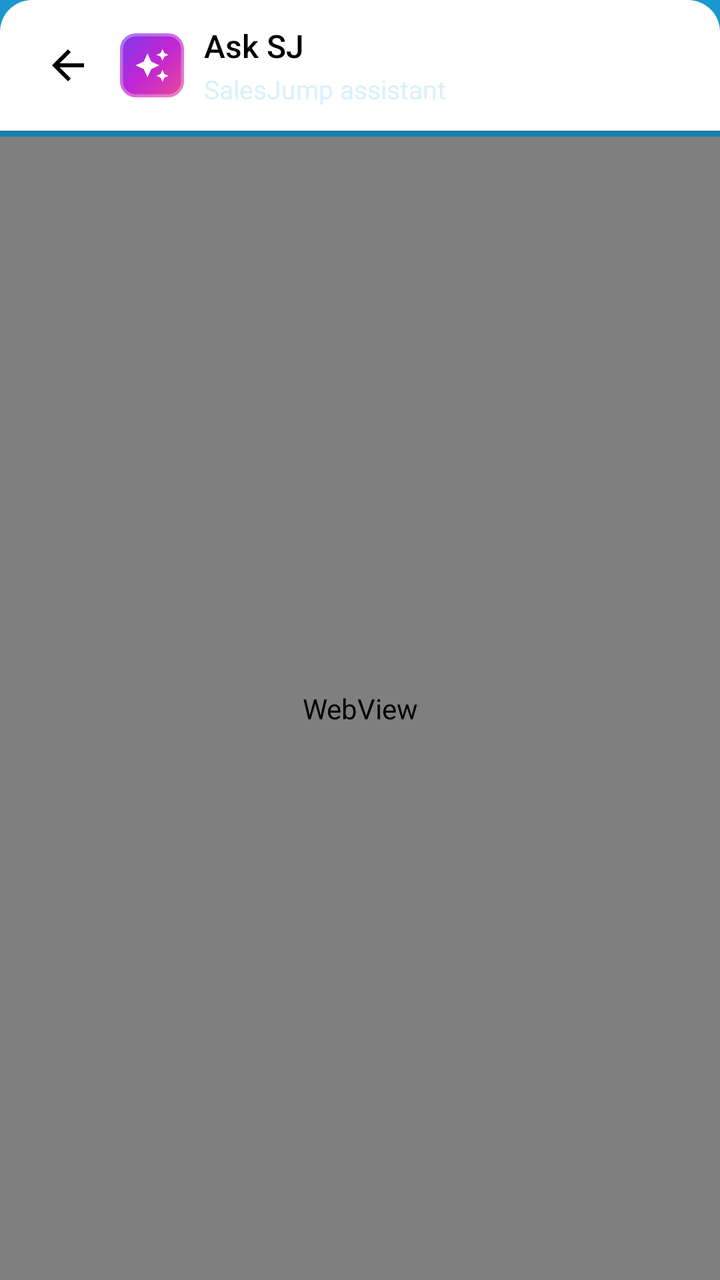
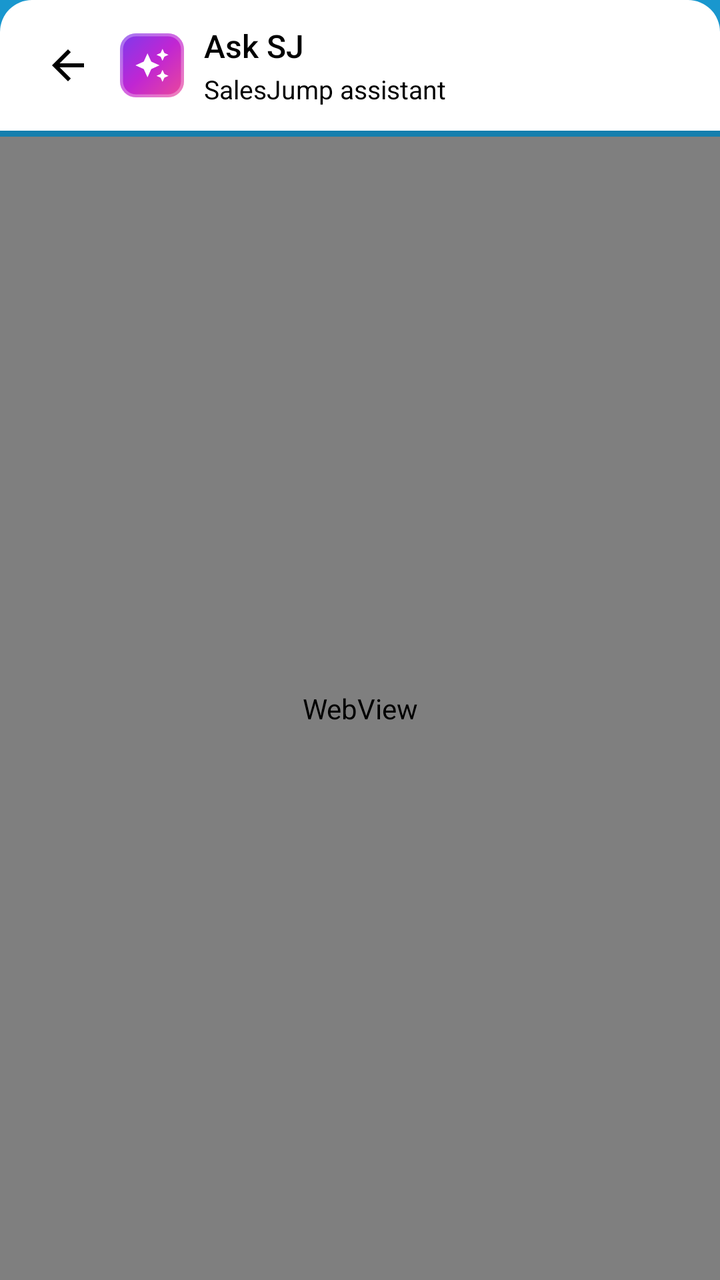

An Android layout rendered at two revisions. The XML below is the earlier revision; the diff shows what the commit changed to produce the second picture.
<!-- AndroidManifest.xml: fallback theme Theme.MaterialComponents.DayNight.NoActionBar -->
<!-- res/layout/fieldcopilot_dialog.xml -->
<?xml version="1.0" encoding="utf-8"?>
<LinearLayout xmlns:android="http://schemas.android.com/apk/res/android"
    android:layout_width="match_parent"
    android:layout_height="match_parent"
    android:background="@color/fieldcopilot_accent"
    android:orientation="vertical">

    <LinearLayout
        android:layout_width="match_parent"
        android:layout_height="wrap_content"
        android:background="@drawable/fieldcopilot_bg_header"
        android:gravity="center_vertical"
        android:orientation="horizontal"
        android:paddingStart="16dp"
        android:paddingTop="12dp"
        android:paddingEnd="8dp"
        android:paddingBottom="12dp">

        <ImageView
            android:id="@+id/iv_back"
            android:layout_width="36dp"
            android:layout_height="36dp"
            android:background="?attr/selectableItemBackgroundBorderless"
            android:contentDescription="@string/fieldcopilot_back"
            android:padding="6dp"
            android:src="@drawable/fieldcopilot_ic_back"
            android:tint="@android:color/black" />

        <ImageView
            android:layout_width="32dp"
            android:layout_height="32dp"
            android:layout_marginStart="8dp"
            android:contentDescription="@null"
            android:src="@drawable/fieldcopilot_sj_ai_icon" />

        <LinearLayout
            android:layout_width="0dp"
            android:layout_height="wrap_content"
            android:layout_marginStart="10dp"
            android:layout_weight="1"
            android:orientation="vertical">

            <TextView
                android:layout_width="wrap_content"
                android:layout_height="wrap_content"
                android:fontFamily="sans-serif-medium"
                android:text="@string/fieldcopilot_title"
                android:textColor="@android:color/black"
                android:textSize="16sp" />

            <TextView
                android:layout_width="wrap_content"
                android:layout_height="wrap_content"
                android:layout_marginTop="2dp"
                android:text="@string/fieldcopilot_subtitle"
                android:textColor="@color/fieldcopilot_header_subtitle"
                android:tint="@android:color/black"
                android:textSize="13sp" />
        </LinearLayout>

    </LinearLayout>

    <ProgressBar
        android:id="@+id/progress_bar"
        style="@style/Widget.AppCompat.ProgressBar.Horizontal"
        android:layout_width="match_parent"
        android:layout_height="3dp"
        android:indeterminate="false"
        android:max="100"
        android:progressTint="@color/fieldcopilot_accent" />

    <WebView
        android:id="@+id/web_view"
        android:layout_width="match_parent"
        android:layout_height="0dp"
        android:layout_weight="1"
        android:background="@color/fieldcopilot_surface" />
</LinearLayout>
<!-- resources referenced by this layout -->
<resources>
  <color name="fieldcopilot_accent">#1997CE</color>
  <color name="fieldcopilot_header_subtitle">#D9F1FC</color>
  <color name="fieldcopilot_surface">#FFFFFF</color>
  <!-- drawable fieldcopilot_bg_header (drawable) -->
  <?xml version="1.0" encoding="utf-8"?>
  <shape xmlns:android="http://schemas.android.com/apk/res/android"
      android:shape="rectangle">
      <solid android:color="#FFFF" />
      <corners
          android:topLeftRadius="16dp"
          android:topRightRadius="16dp" />
  </shape>
  <!-- drawable fieldcopilot_ic_back (drawable) -->
  <vector xmlns:android="http://schemas.android.com/apk/res/android"
      android:width="24dp"
      android:height="24dp"
      android:viewportWidth="24"
      android:viewportHeight="24">
      <path
          android:fillColor="#FFFFFFFF"
          android:pathData="M20,11H7.83l5.59,-5.59L12,4l-8,8 8,8 1.41,-1.41L7.83,13H20z" />
  </vector>
  <!-- drawable fieldcopilot_sj_ai_icon (drawable) -->
  <?xml version="1.0" encoding="utf-8"?>
  <vector xmlns:android="http://schemas.android.com/apk/res/android"
      xmlns:aapt="http://schemas.android.com/aapt"
      android:width="32dp"
      android:height="32dp"
      android:viewportWidth="32"
      android:viewportHeight="32">
  
      
      <path android:pathData="M8,0H24A8,8 0 0 1 32,8V24A8,8 0 0 1 24,32H8A8,8 0 0 1 0,24V8A8,8 0 0 1 8,0Z">
          <aapt:attr name="android:fillColor">
              <gradient
                  android:type="linear"
                  android:startX="0"
                  android:startY="0"
                  android:endX="32"
                  android:endY="32">
                  <item android:color="#7C3AED" android:offset="0.0" />
                  <item android:color="#C026D3" android:offset="0.5" />
                  <item android:color="#EC4899" android:offset="1.0" />
              </gradient>
          </aapt:attr>
      </path>
  
      
      <path
          android:pathData="M8,0.75H24A7.25,7.25 0 0 1 31.25,8V24A7.25,7.25 0 0 1 24,31.25H8A7.25,7.25 0 0 1 0.75,24V8A7.25,7.25 0 0 1 8,0.75Z"
          android:strokeColor="#4DFFFFFF"
          android:strokeWidth="1.5" />
  
      
      <path
          android:fillColor="#FFFFFF"
          android:pathData="M21.25,13.75L22.1875,11.6875L24.25,10.75L22.1875,9.8125L21.25,7.75L20.3125,9.8125L18.25,10.75L20.3125,11.6875Z" />
  
      
      <path
          android:fillColor="#FFFFFF"
          android:pathData="M15.625,14.125L13.75,10L11.875,14.125L7.75,16L11.875,17.875L13.75,22L15.625,17.875L19.75,16Z" />
  
      
      <path
          android:fillColor="#FFFFFF"
          android:pathData="M21.25,18.25L20.3125,20.3125L18.25,21.25L20.3125,22.1875L21.25,24.25L22.1875,22.1875L24.25,21.25L22.1875,20.3125Z" />
  
  </vector>
  <string name="fieldcopilot_back">Back</string>
  <string name="fieldcopilot_subtitle">SalesJump assistant</string>
  <string name="fieldcopilot_title">Ask SJ</string>
</resources>

<!-- the commit's change to res/layout/fieldcopilot_dialog.xml (unified diff, before → after) -->
@@ -53,8 +53,7 @@
                 android:layout_height="wrap_content"
                 android:layout_marginTop="2dp"
                 android:text="@string/fieldcopilot_subtitle"
-                android:textColor="@color/fieldcopilot_header_subtitle"
-                android:tint="@android:color/black"
+                android:textColor="@android:color/black"
                 android:textSize="13sp" />
         </LinearLayout>
 
<!-- resource entries referenced after the edit -->
@@ -1,7 +1,6 @@
 <!-- resources referenced by this layout -->
 <resources>
   <color name="fieldcopilot_accent">#1997CE</color>
-  <color name="fieldcopilot_header_subtitle">#D9F1FC</color>
   <color name="fieldcopilot_surface">#FFFFFF</color>
   <!-- drawable fieldcopilot_bg_header (drawable) -->
   <?xml version="1.0" encoding="utf-8"?>
